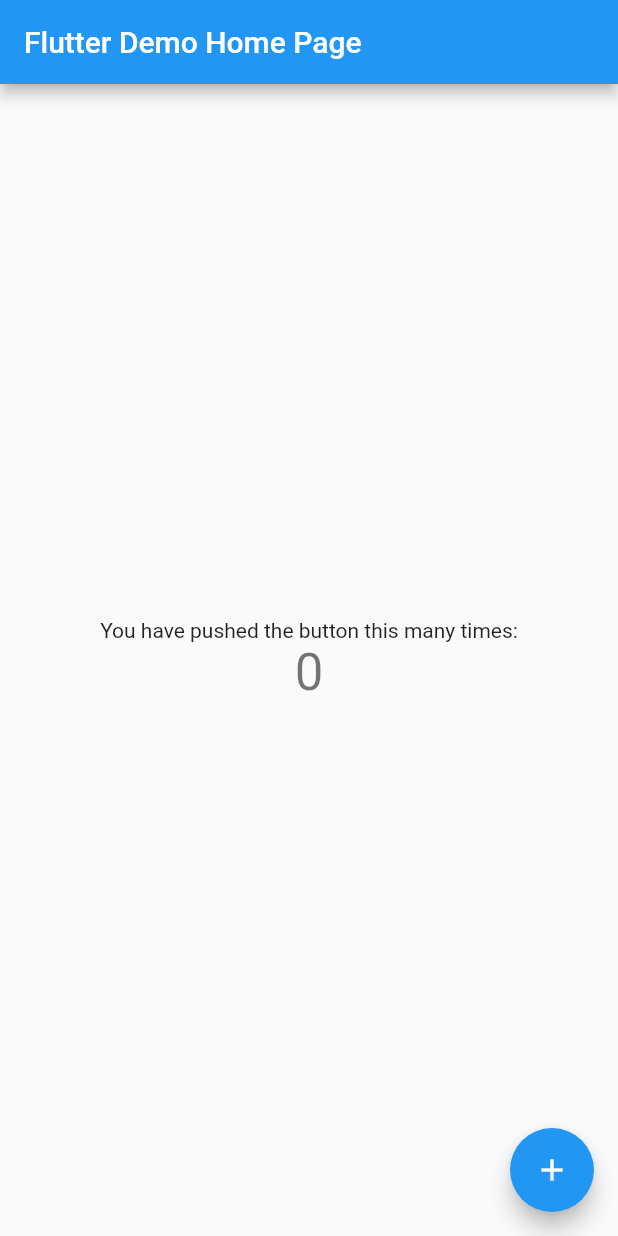
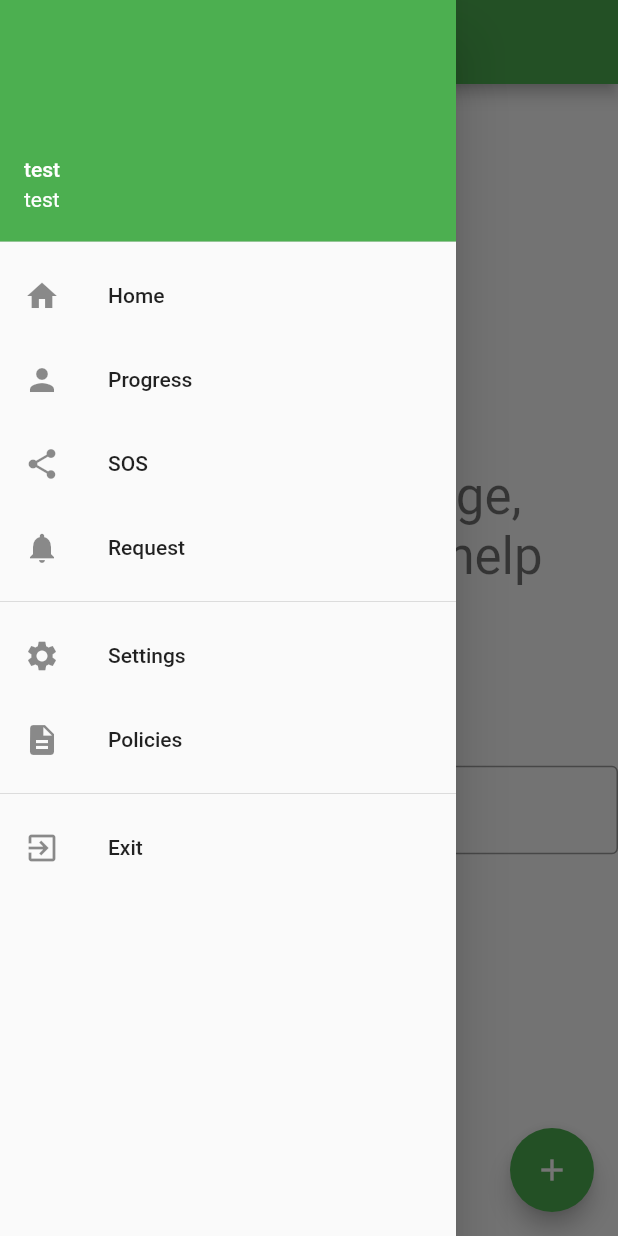
Before and after one commit to camihall/I2P_app_project, a Flutter app: the screen it shows after launch, with the side drawer open (before the commit the screen has no drawer), on a phone screen of 412 x 824 dp. Run offline on Flutter 3.47's test engine with Material 2 defaults, Android fonts, the light colour scheme and no system bars.

Commit message:
Messed Around A Bit more

```diff
--- /dev/null
+++ b/my_app/lib/NavBar.dart
@@ -0,0 +1,58 @@
+import 'package:flutter/material.dart';
+
+class NavBar extends StatelessWidget {
+  @override
+  Widget build(BuildContext context) {
+    return Drawer(
+      child: ListView(
+        // Remove padding
+        padding: EdgeInsets.zero,
+        children: [
+          UserAccountsDrawerHeader(
+            accountName: Text('test'),
+            accountEmail: Text('test'),
+            decoration: BoxDecoration(
+              color: Colors.green,
+            ),
+          ),
+          ListTile(
+            leading: Icon(Icons.home),
+            title: Text('Home'),
+            onTap: () => null,
+          ),
+          ListTile(
+            leading: Icon(Icons.person),
+            title: Text('Progress'),
+            onTap: () => null,
+          ),
+          ListTile(
+            leading: Icon(Icons.share),
+            title: Text('SOS'),
+            onTap: () => null,
+          ),
+          ListTile(
+            leading: Icon(Icons.notifications),
+            title: Text('Request'),
+          ),
+          Divider(),
+          ListTile(
+            leading: Icon(Icons.settings),
+            title: Text('Settings'),
+            onTap: () => null,
+          ),
+          ListTile(
+            leading: Icon(Icons.description),
+            title: Text('Policies'),
+            onTap: () => null,
+          ),
+          Divider(),
+          ListTile(
+            title: Text('Exit'),
+            leading: Icon(Icons.exit_to_app),
+            onTap: () => null,
+          ),
+        ],
+      ),
+    );
+  }
+}
--- a/my_app/lib/main.dart
+++ b/my_app/lib/main.dart
@@ -1,4 +1,5 @@
 import 'package:flutter/material.dart';
+import 'NavBar.dart';
 
 void main() {
   runApp(const MyApp());
@@ -11,7 +12,7 @@
   @override
   Widget build(BuildContext context) {
     return MaterialApp(
-      title: 'Flutter Demo',
+      title: 'New Page',
       theme: ThemeData(
         // This is the theme of your application.
         //
@@ -22,9 +23,9 @@
         // or simply save your changes to "hot reload" in a Flutter IDE).
         // Notice that the counter didn't reset back to zero; the application
         // is not restarted.
-        primarySwatch: Colors.blue,
+        primarySwatch: Colors.green,
       ),
-      home: const MyHomePage(title: 'Flutter Demo Home Page'),
+      home: const MyHomePage(title: 'New Page'),
     );
   }
 }
@@ -48,7 +49,7 @@
 }
 
 class _MyHomePageState extends State<MyHomePage> {
-  int _counter = 0;
+  var _username = "username";
 
   void _incrementCounter() {
     setState(() {
@@ -57,7 +58,6 @@
       // so that the display can reflect the updated values. If we changed
       // _counter without calling setState(), then the build method would not be
       // called again, and so nothing would appear to happen.
-      _counter++;
     });
   }
 
@@ -95,12 +95,21 @@
           // horizontal).
           mainAxisAlignment: MainAxisAlignment.center,
           children: <Widget>[
-            const Text(
-              'You have pushed the button this many times:',
+            Text(
+              'Welcome to New Page, '
+              '$_username, '
+              'a tool to help the process of disengagement.',
+              style: Theme.of(context).textTheme.headline4,
             ),
             Text(
-              '$_counter',
+              '$_username',
               style: Theme.of(context).textTheme.headline4,
+            ),
+            TextFormField(
+              decoration: const InputDecoration(
+                border: OutlineInputBorder(),
+                labelText: 'Enter your username',
+              ),
             ),
           ],
         ),
@@ -110,6 +119,7 @@
         tooltip: 'Increment',
         child: const Icon(Icons.add),
       ), // This trailing comma makes auto-formatting nicer for build methods.
+      drawer: NavBar(),
     );
   }
 }
```
